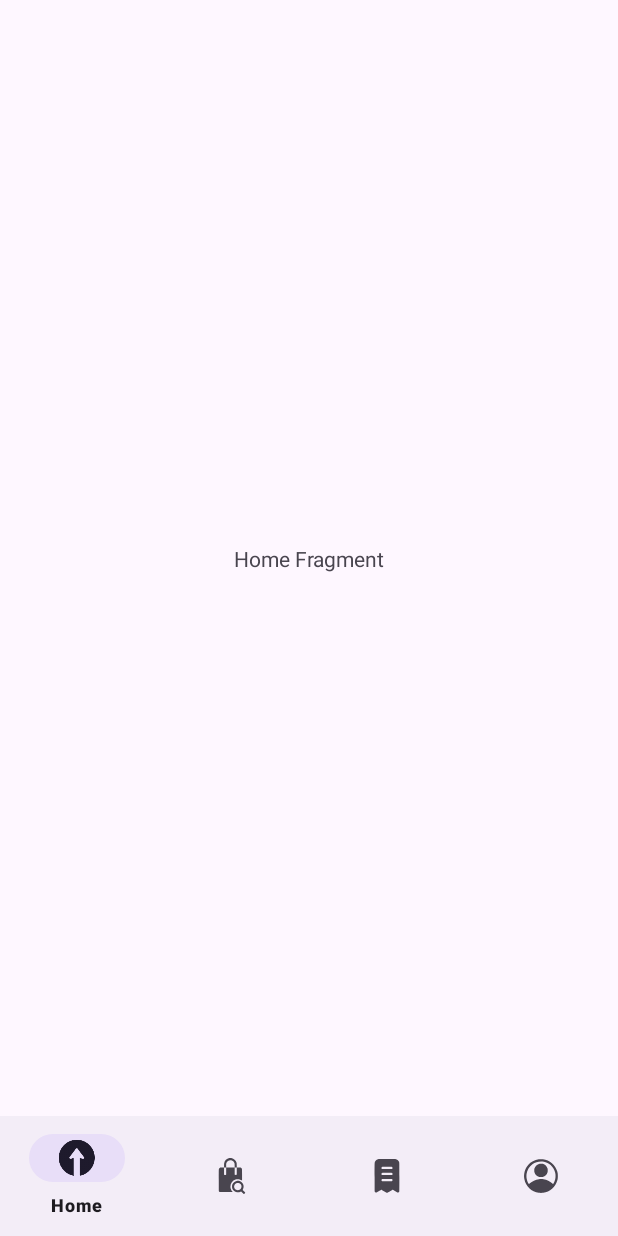
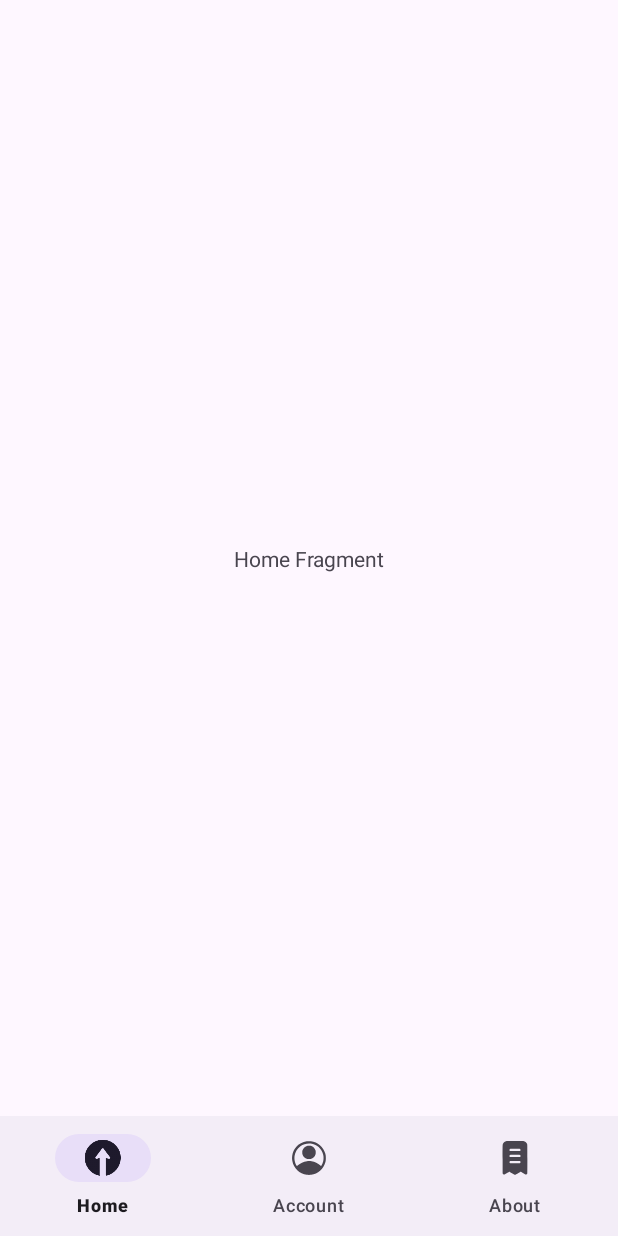
Before and after one commit to abdelillahbel/VendViteExpressAndroid, an Android app: the screen it shows after launch (MainActivity), on a phone screen of 412 x 824 dp. Run offline under Robolectric (Android 15) with nearby library versions, the phone set to English and light mode, and no system bars; our stand-ins replace navigation-ui.

Commit message:
Setup Bottom Menu

```diff
--- a/app/src/main/res/menu/bottom_menu.xml
+++ b/app/src/main/res/menu/bottom_menu.xml
@@ -5,16 +5,20 @@
         android:id="@+id/homeFragment"
         android:title="@string/home"
         android:icon="@drawable/home_scrolled_selector" />
-    <item
+  <!--  <item
         android:id="@+id/browseFragment"
         android:title="@string/browse"
         android:icon="@drawable/browser_selector" />
     <item
         android:id="@+id/ordersFragment"
         android:title="@string/orders"
-        android:icon="@drawable/receipt_selector" />
+        android:icon="@drawable/receipt_selector" /> -->
     <item
         android:id="@+id/accountFragment"
         android:title="@string/account"
         android:icon="@drawable/account_selector" />
+    <item
+        android:id="@+id/aboutFragment"
+        android:title="@string/about"
+        android:icon="@drawable/receipt_selector" />
 </menu>
```
